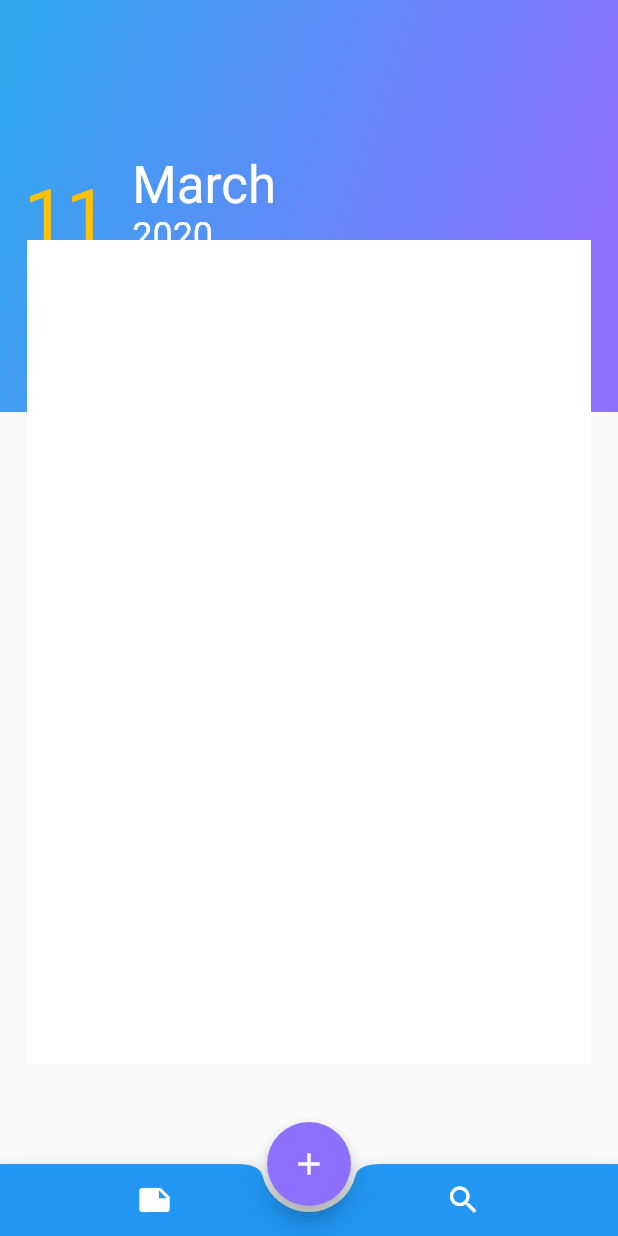
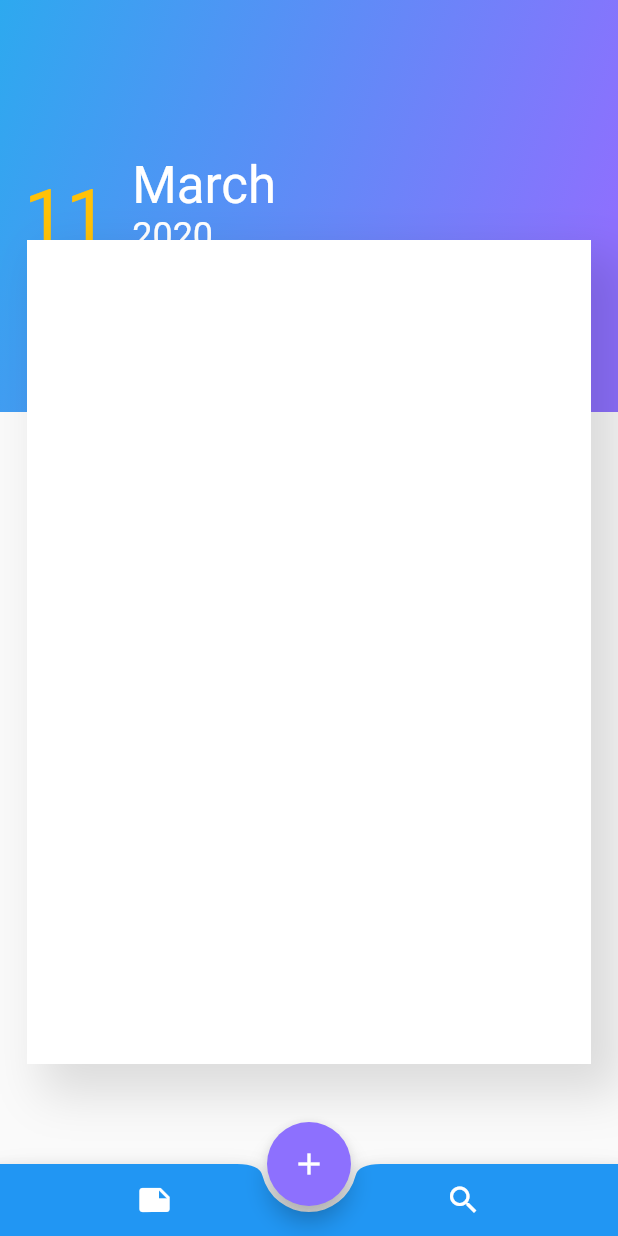
Before and after one commit to uzairleo/Leo_TodoApp-using-SqfLite-plugin-, a Flutter app: the screen it shows after launch, on a phone screen of 412 x 824 dp. Run offline on Flutter 3.47's test engine with Material 2 defaults, Android fonts, the light colour scheme and no system bars; our stand-ins replace flutter_spinkit, rflutter_alert, sqflite; accounts and stored records are empty.

Commit message:
add flutter_spinkit and BoxShadow to TodoList()

```diff
--- a/lib/screens/Todo_list.dart
+++ b/lib/screens/Todo_list.dart
@@ -80,8 +80,21 @@ class _TodolistState extends State<Todolist> {
                       left: 18.0,
                       right: 18.0,
                      child: Container(
-                       color: Colors.white,
                        width: 380,
+                       decoration: BoxDecoration(
+                         color: Colors.white,
+                        boxShadow: [
+                      BoxShadow(
+                       color: Colors.black12,
+                       blurRadius: 25.0, // soften the shadow
+                       spreadRadius: 5.0, //extend the shadow
+                       offset: Offset(
+                         15.0, // Move to right 10  horizontally
+                         15.0, // Move to bottom 10 Vertically
+                        ),
+                        )
+                        ],
+                       ),
                        height: MediaQuery.of(context).size.height/1.5,
                         child:  todoBody(),
                      ),)
--- a/pubspec.yaml
+++ b/pubspec.yaml
@@ -27,6 +27,7 @@ dependencies:
   path_provider: any
   sqflite: any
   intl: any
+  flutter_spinkit: any
 
 
 dev_dependencies:
```
Also changed, not shown: lib/main.dart (+9 -5 lines), pubspec.lock.
